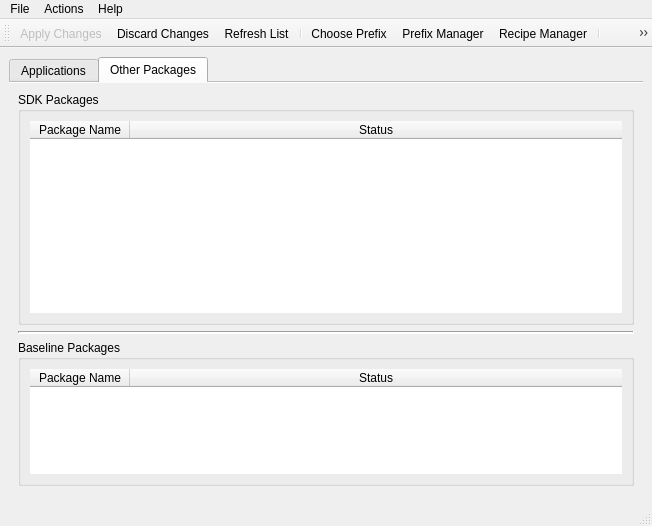
Old version of the form designer/pybombs_main.ui in the repository NinjaComics/pybombs-qtgui.
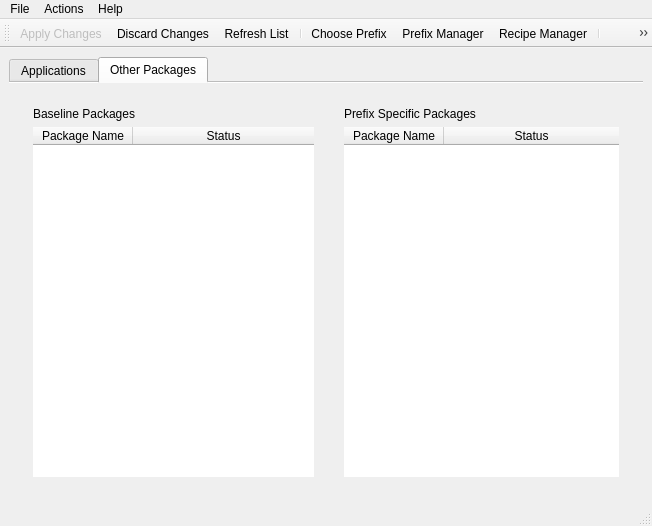
New version of the form.

Commit message: change other package's layout

What changed in the file:
```diff
--- a/designer/pybombs_main.ui
+++ b/designer/pybombs_main.ui
@@ -100,42 +100,28 @@
        <attribute name="title">
         <string>Other Packages</string>
        </attribute>
-       <layout class="QVBoxLayout" name="verticalLayout_3">
+       <layout class="QHBoxLayout" name="horizontalLayout">
         <item>
-         <widget class="QGroupBox" name="groupBox">
-          <property name="sizePolicy">
-           <sizepolicy hsizetype="MinimumExpanding" vsizetype="Minimum">
-            <horstretch>0</horstretch>
-            <verstretch>0</verstretch>
-           </sizepolicy>
-          </property>
-          <property name="title">
-           <string>SDK Packages</string>
-          </property>
-          <property name="alignment">
-           <set>Qt::AlignLeading|Qt::AlignLeft|Qt::AlignTop</set>
-          </property>
-          <property name="flat">
-           <bool>false</bool>
-          </property>
-          <property name="checkable">
-           <bool>false</bool>
-          </property>
-          <layout class="QGridLayout" name="gridLayout_2">
-           <item row="1" column="0">
-            <widget class="QTableWidget" name="tableWidget_2">
+         <widget class="QWidget" name="widget" native="true">
+          <layout class="QVBoxLayout" name="verticalLayout_4" stretch="0,0">
+           <property name="leftMargin">
+            <number>15</number>
+           </property>
+           <property name="topMargin">
+            <number>15</number>
+           </property>
+           <item>
+            <widget class="QLabel" name="label">
+             <property name="text">
+              <string>Baseline Packages</string>
+             </property>
+            </widget>
+           </item>
+           <item>
+            <widget class="QTableWidget" name="tableWidget_3">
              <property name="frameShape">
               <enum>QFrame::NoFrame</enum>
              </property>
-             <property name="lineWidth">
-              <number>1</number>
-             </property>
-             <property name="midLineWidth">
-              <number>0</number>
-             </property>
-             <property name="dragEnabled">
-              <bool>false</bool>
-             </property>
              <property name="alternatingRowColors">
               <bool>true</bool>
              </property>
@@ -179,29 +165,38 @@
          </widget>
         </item>
         <item>
-         <widget class="Line" name="line">
-          <property name="lineWidth">
-           <number>2</number>
-          </property>
-          <property name="orientation">
-           <enum>Qt::Horizontal</enum>
-          </property>
-         </widget>
-        </item>
-        <item>
-         <widget class="QGroupBox" name="groupBox_2">
-          <property name="title">
-           <string>Baseline Packages</string>
-          </property>
-          <property name="alignment">
-           <set>Qt::AlignLeading|Qt::AlignLeft|Qt::AlignTop</set>
-          </property>
-          <layout class="QVBoxLayout" name="verticalLayout_4">
+         <widget class="QWidget" name="widget_2" native="true">
+          <layout class="QVBoxLayout" name="verticalLayout_3">
+           <property name="leftMargin">
+            <number>15</number>
+           </property>
+           <property name="topMargin">
+            <number>15</number>
+           </property>
+           <property name="rightMargin">
+            <number>15</number>
+           </property>
            <item>
-            <widget class="QTableWidget" name="tableWidget_3">
+            <widget class="QLabel" name="label_2">
+             <property name="text">
+              <string>Prefix Specific Packages</string>
+             </property>
+            </widget>
+           </item>
+           <item>
+            <widget class="QTableWidget" name="tableWidget_2">
              <property name="frameShape">
               <enum>QFrame::NoFrame</enum>
              </property>
+             <property name="lineWidth">
+              <number>1</number>
+             </property>
+             <property name="midLineWidth">
+              <number>0</number>
+             </property>
+             <property name="dragEnabled">
+              <bool>false</bool>
+             </property>
              <property name="alternatingRowColors">
               <bool>true</bool>
              </property>
```
The commit also changes 1 other file.
